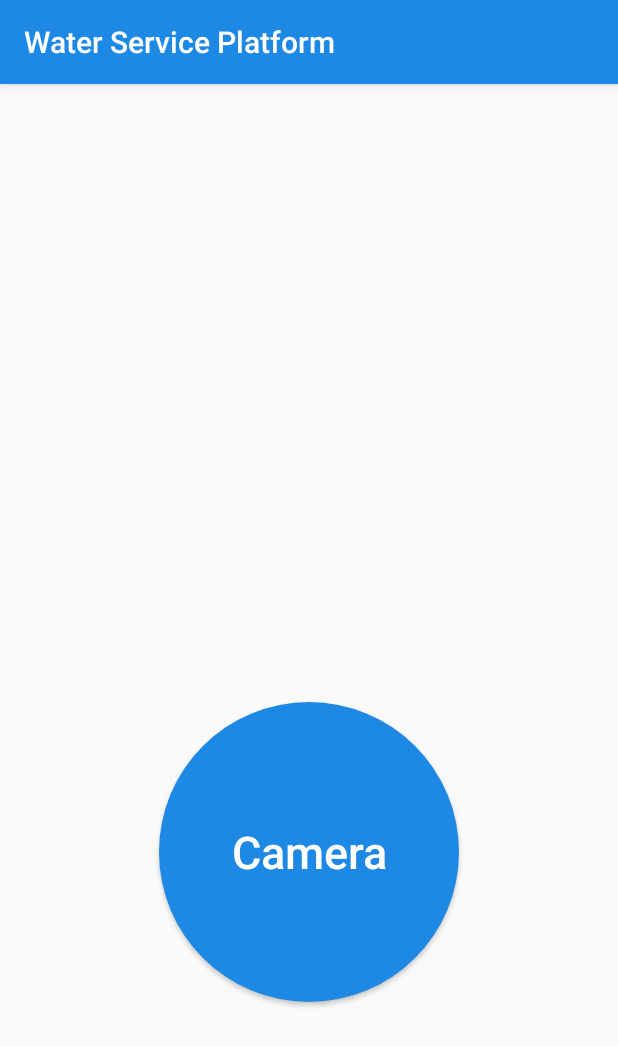
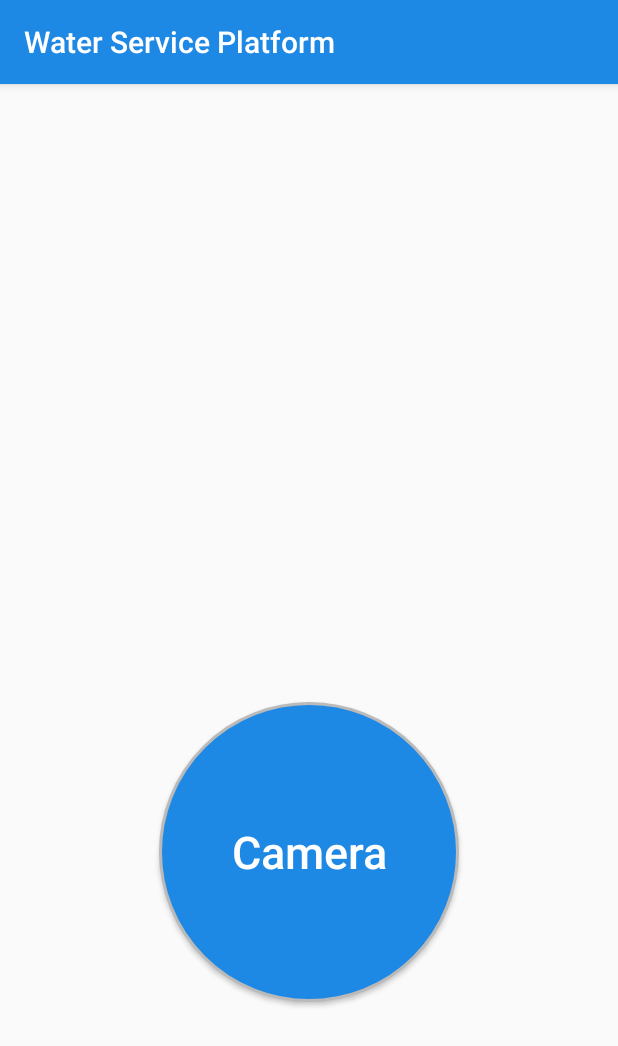
Before and after one commit to AlinaNicolae/Water-Service-Platform, an Android app: the CameraView screen opened directly, with no data from a screen before it, on a phone screen of 412 x 824 dp. Shown: the top 1046 px of the screen. Run offline under Robolectric (Android 15) with nearby library versions, the phone set to English and light mode, and no system bars.

Commit message:
Camera button with shadow

```diff
--- a/app/src/main/res/drawable/mybutton.xml
+++ b/app/src/main/res/drawable/mybutton.xml
@@ -2,7 +2,9 @@
 <shape xmlns:android="http://schemas.android.com/apk/res/android"
     android:dither="true"
     android:shape="oval">
-
+    <gradient android:angle="270"
+        android:endColor="#E2E2E2" android:startColor="#BABABA" />
+    <stroke android:width="2dp" android:color="#BABABA" />
     <solid android:color="@color/colorPrimary"/>
 
 </shape>
```
